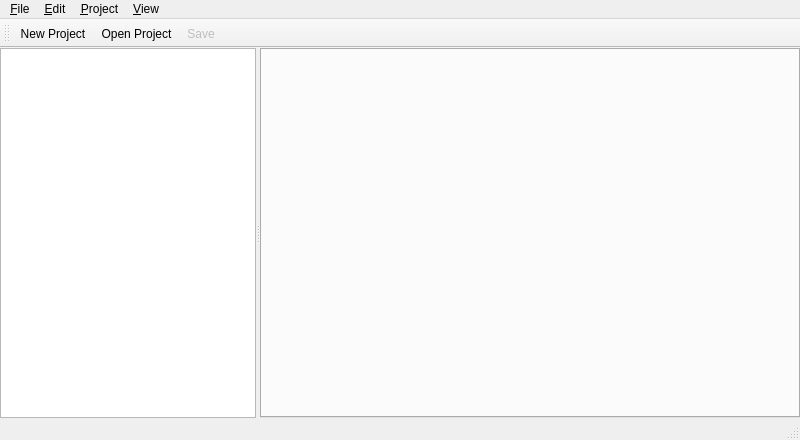
Before: the Qt Designer form res/forms/MainWindow.ui in tedvalson/NovelTea, drawn with Qt 5.
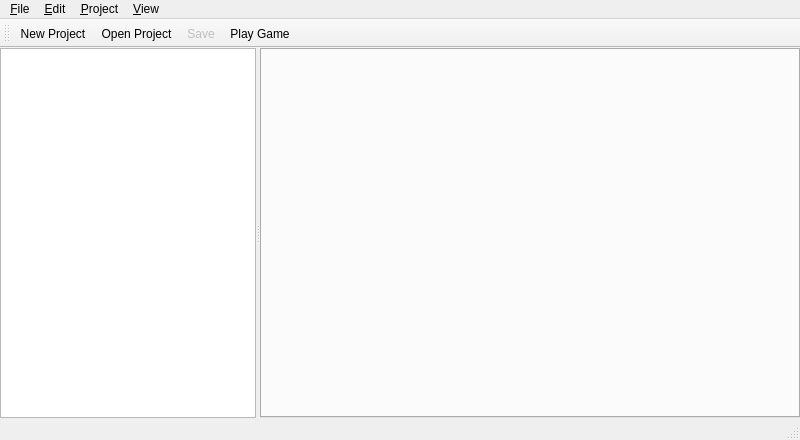
After: the same form once the commit is applied. Icons and pictures are not drawn. Custom widgets are drawn as their Qt base class.

Commit message: Editor: Add play button to editor to launch preview

Patch:
```diff
--- a/res/forms/MainWindow.ui
+++ b/res/forms/MainWindow.ui
@@ -168,6 +168,7 @@
    <addaction name="actionNewProject"/>
    <addaction name="actionOpenProject"/>
    <addaction name="actionSave"/>
+   <addaction name="actionPlayGame"/>
   </widget>
   <action name="actionNewProject">
    <property name="icon">
@@ -272,6 +273,14 @@
     <string>Close Project</string>
    </property>
   </action>
+  <action name="actionPlayGame">
+   <property name="icon">
+    <iconset theme="media-playback-start"/>
+   </property>
+   <property name="text">
+    <string>Play Game</string>
+   </property>
+  </action>
  </widget>
  <layoutdefault spacing="6" margin="11"/>
  <customwidgets>
```
The commit also changes 2 other files.
